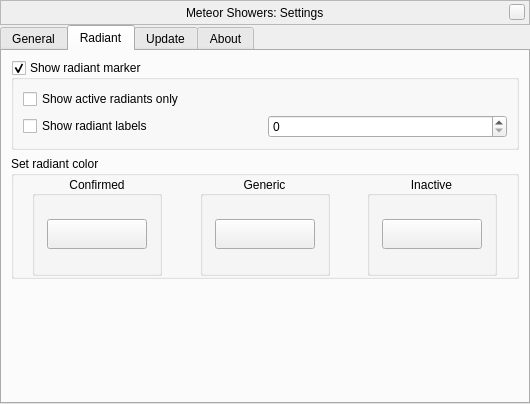
First picture: the form in plugins/MeteorShowers/src/gui/MSConfigDialog.ui, repository Stellarium/stellarium, before the edit.
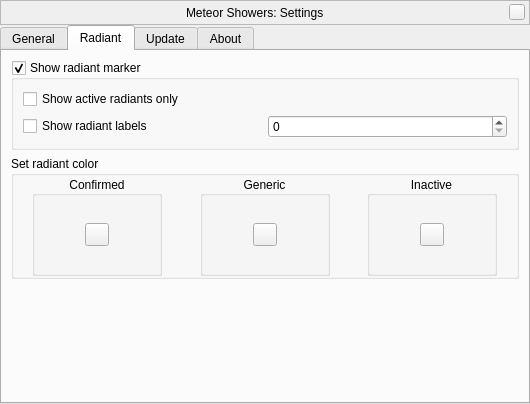
Second picture: the form after the edit. The open tabs and pages were chosen to show the change. Custom widgets are drawn as their Qt base class.

Commit message: Avoid manual Stylesheet setting: Use ColorButtons in MeteorShowers plugin

```diff
--- a/plugins/MeteorShowers/src/gui/MSConfigDialog.ui
+++ b/plugins/MeteorShowers/src/gui/MSConfigDialog.ui
@@ -315,19 +315,7 @@
               <number>0</number>
              </property>
              <item row="0" column="0">
-              <widget class="QPushButton" name="setColorARG">
-               <property name="minimumSize">
-                <size>
-                 <width>0</width>
-                 <height>30</height>
-                </size>
-               </property>
-               <property name="maximumSize">
-                <size>
-                 <width>100</width>
-                 <height>16777215</height>
-                </size>
-               </property>
+              <widget class="QToolButton" name="setColorARG">
                <property name="text">
                 <string notr="true"/>
                </property>
@@ -370,19 +358,7 @@
               <number>0</number>
              </property>
              <item row="0" column="0">
-              <widget class="QPushButton" name="setColorIR">
-               <property name="minimumSize">
-                <size>
-                 <width>0</width>
-                 <height>30</height>
-                </size>
-               </property>
-               <property name="maximumSize">
-                <size>
-                 <width>100</width>
-                 <height>16777215</height>
-                </size>
-               </property>
+              <widget class="QToolButton" name="setColorIR">
                <property name="text">
                 <string notr="true"/>
                </property>
@@ -425,19 +401,7 @@
               <number>0</number>
              </property>
              <item row="0" column="0">
-              <widget class="QPushButton" name="setColorARC">
-               <property name="minimumSize">
-                <size>
-                 <width>0</width>
-                 <height>30</height>
-                </size>
-               </property>
-               <property name="maximumSize">
-                <size>
-                 <width>100</width>
-                 <height>16777215</height>
-                </size>
-               </property>
+              <widget class="QToolButton" name="setColorARC">
                <property name="text">
                 <string notr="true"/>
                </property>
```
Left out of the diff: 6 changed lines with no effect on the pictures. The commit also changes 4 other files.
